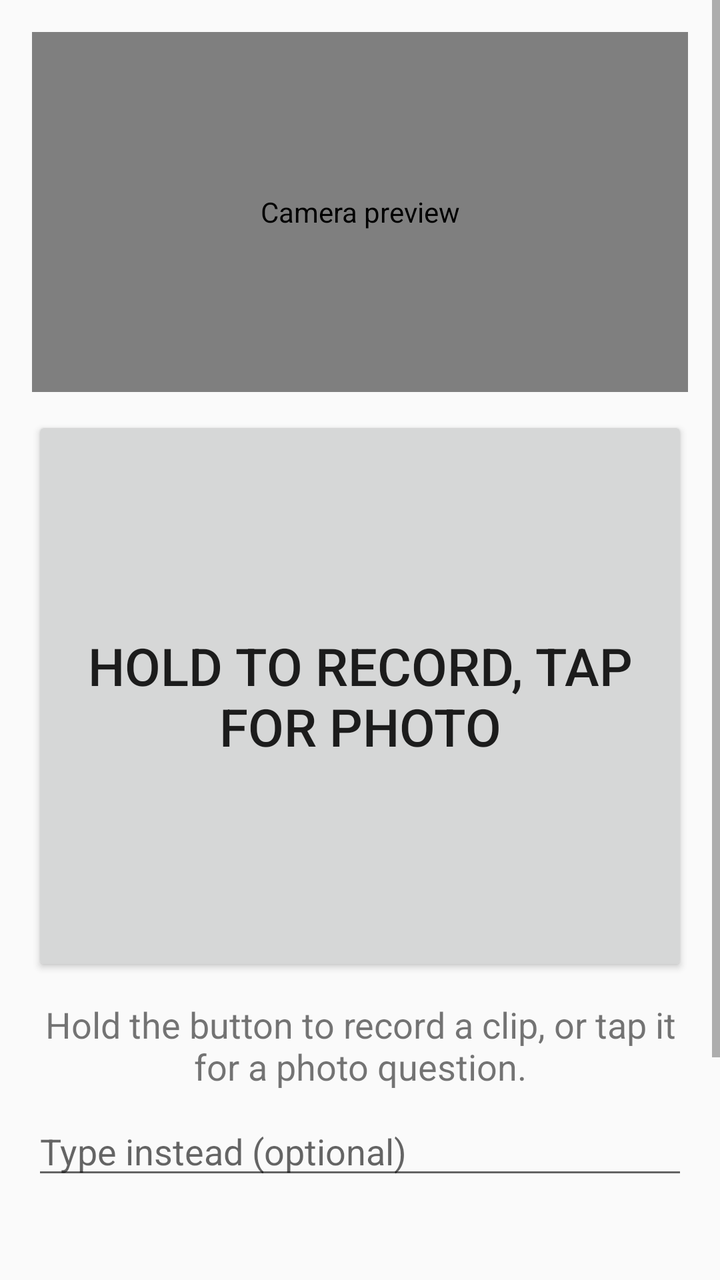
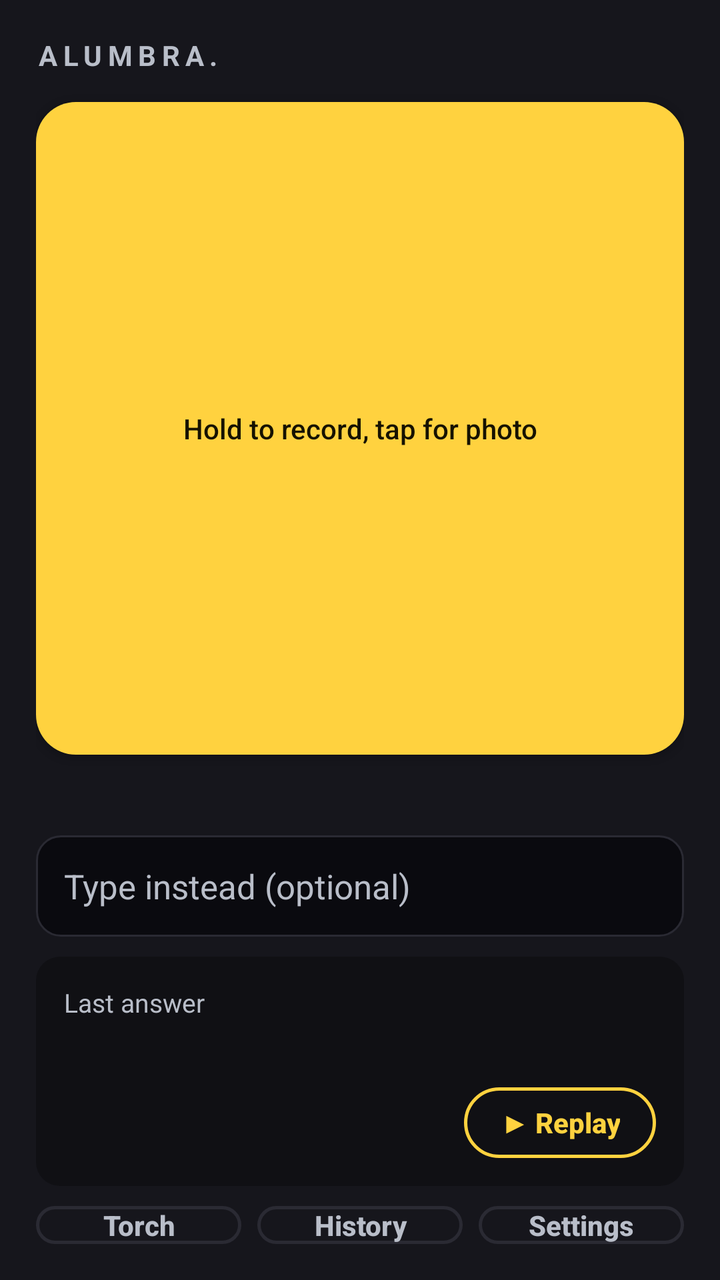

Before-and-after screenshots of an Android layout around one commit, followed by the original layout XML and the change that was made.
<!-- AndroidManifest.xml: application theme Theme.Alumbra -->
<!-- res/layout/activity_main.xml -->
<?xml version="1.0" encoding="utf-8"?>
<FrameLayout xmlns:android="http://schemas.android.com/apk/res/android"
    android:layout_width="match_parent"
    android:layout_height="match_parent">

    <ScrollView
        android:layout_width="match_parent"
        android:layout_height="match_parent"
        android:fillViewport="true">

        <LinearLayout
            android:layout_width="match_parent"
            android:layout_height="wrap_content"
            android:gravity="center_horizontal"
            android:orientation="vertical"
            android:padding="16dp">

            <androidx.camera.view.PreviewView
                android:id="@+id/preview_view"
                android:layout_width="match_parent"
                android:layout_height="180dp"
                android:contentDescription="@string/preview_description" />

            <Button
                android:id="@+id/record_button"
                android:layout_width="match_parent"
                android:layout_height="280dp"
                android:layout_marginTop="12dp"
                android:contentDescription="@string/record_button_description"
                android:text="@string/record_button_label"
                android:textSize="26sp" />

            <TextView
                android:id="@+id/status_text"
                android:layout_width="match_parent"
                android:layout_height="wrap_content"
                android:layout_marginTop="12dp"
                android:accessibilityLiveRegion="polite"
                android:contentDescription="@string/status_description"
                android:text="@string/status_idle"
                android:textAlignment="center"
                android:textSize="18sp" />

            <EditText
                android:id="@+id/type_field"
                android:layout_width="match_parent"
                android:layout_height="wrap_content"
                android:layout_marginTop="8dp"
                android:contentDescription="@string/type_field_description"
                android:hint="@string/type_field_hint"
                android:inputType="text"
                android:textSize="18sp" />

            <TextView
                android:id="@+id/last_answer_text"
                android:layout_width="match_parent"
                android:layout_height="wrap_content"
                android:layout_marginTop="12dp"
                android:textSize="18sp" />

            <LinearLayout
                android:layout_width="match_parent"
                android:layout_height="wrap_content"
                android:layout_marginTop="8dp"
                android:gravity="center"
                android:orientation="horizontal">

                <Button
                    android:id="@+id/replay_button"
                    android:layout_width="0dp"
                    android:layout_height="wrap_content"
                    android:layout_marginEnd="4dp"
                    android:layout_weight="1"
                    android:contentDescription="@string/replay_description"
                    android:text="@string/replay_label" />

                <Button
                    android:id="@+id/torch_button"
                    android:layout_width="0dp"
                    android:layout_height="wrap_content"
                    android:layout_marginStart="4dp"
                    android:layout_marginEnd="4dp"
                    android:layout_weight="1"
                    android:contentDescription="@string/torch_description_off"
                    android:text="@string/torch_label" />

            </LinearLayout>

            <LinearLayout
                android:layout_width="match_parent"
                android:layout_height="wrap_content"
                android:layout_marginTop="8dp"
                android:layout_marginBottom="16dp"
                android:gravity="center"
                android:orientation="horizontal">

                <Button
                    android:id="@+id/history_button"
                    android:layout_width="0dp"
                    android:layout_height="wrap_content"
                    android:layout_marginEnd="4dp"
                    android:layout_weight="1"
                    android:contentDescription="@string/history_description"
                    android:text="@string/history_label" />

                <Button
                    android:id="@+id/settings_button"
                    android:layout_width="0dp"
                    android:layout_height="wrap_content"
                    android:layout_marginStart="4dp"
                    android:layout_weight="1"
                    android:contentDescription="@string/settings_description"
                    android:text="@string/settings_label" />

            </LinearLayout>

        </LinearLayout>
    </ScrollView>

    <LinearLayout
        android:id="@+id/working_overlay"
        android:layout_width="match_parent"
        android:layout_height="match_parent"
        android:background="?android:attr/colorBackground"
        android:gravity="center"
        android:orientation="vertical"
        android:padding="32dp"
        android:visibility="gone">

        <TextView
            android:id="@+id/working_text"
            android:layout_width="wrap_content"
            android:layout_height="wrap_content"
            android:accessibilityLiveRegion="assertive"
            android:contentDescription="@string/working_description"
            android:text="@string/working_label"
            android:textSize="26sp" />

        <Button
            android:id="@+id/cancel_button"
            android:layout_width="match_parent"
            android:layout_height="120dp"
            android:layout_marginTop="24dp"
            android:contentDescription="@string/cancel_description"
            android:text="@string/cancel_label"
            android:textSize="24sp" />

    </LinearLayout>

</FrameLayout>
<!-- resources referenced by this layout -->
<resources>
  <string name="preview_description">Camera preview</string>
  <string name="replay_label">Replay</string>
  <string name="status_idle">Hold the button to record a clip, or tap it for a photo question.</string>
  <style name="Theme.Alumbra" parent="Theme.AppCompat.DayNight.NoActionBar">
          <item name="warningTextColor">#B26A00</item>
      </style>
  <!-- unchanged entries left out for length: 16 -->
</resources>

<!-- the commit's change to res/layout/activity_main.xml (unified diff, before → after) -->
@@ -3,147 +3,204 @@
     android:layout_width="match_parent"
     android:layout_height="match_parent">
 
-    <ScrollView
+    <LinearLayout
         android:layout_width="match_parent"
         android:layout_height="match_parent"
-        android:fillViewport="true">
+        android:orientation="vertical"
+        android:padding="18dp">
+
+        <TextView
+            android:id="@+id/appname_text"
+            android:layout_width="wrap_content"
+            android:layout_height="wrap_content"
+            android:letterSpacing="0.2"
+            android:text="ALUMBRA."
+            android:textColor="@color/alumbra_dim"
+            android:textSize="14sp"
+            android:textStyle="bold" />
+
+        <Button
+            android:id="@+id/record_button"
+            android:layout_width="match_parent"
+            android:layout_height="0dp"
+            android:layout_marginTop="14dp"
+            android:layout_weight="1"
+            android:background="@drawable/ask_button"
+            android:contentDescription="@string/record_button_description"
+            android:padding="16dp"
+            android:text="@string/record_button_label"
+            android:textAllCaps="false"
+            android:textColor="@color/alumbra_amber_ink" />
+
+        <TextView
+            android:id="@+id/status_text"
+            android:layout_width="match_parent"
+            android:layout_height="wrap_content"
+            android:layout_marginTop="10dp"
+            android:accessibilityLiveRegion="polite"
+            android:contentDescription="@string/status_description"
+            android:textAlignment="center"
+            android:textColor="@color/alumbra_dim"
+            android:textSize="15sp" />
+
+        <EditText
+            android:id="@+id/type_field"
+            android:layout_width="match_parent"
+            android:layout_height="wrap_content"
+            android:layout_marginTop="10dp"
+            android:background="@drawable/box_type"
+            android:contentDescription="@string/type_field_description"
+            android:hint="@string/type_field_hint"
+            android:inputType="text"
+            android:padding="14dp"
+            android:textColor="@color/alumbra_ink"
+            android:textColorHint="@color/alumbra_dim"
+            android:textSize="17sp" />
 
         <LinearLayout
-            android:layout_width="match_parent"
-            android:layout_height="wrap_content"
-            android:gravity="center_horizontal"
+            android:id="@+id/lastans_panel"
+            android:layout_width="match_parent"
+            android:layout_height="wrap_content"
+            android:layout_marginTop="10dp"
+            android:background="@drawable/panel"
             android:orientation="vertical"
-            android:padding="16dp">
-
-            <androidx.camera.view.PreviewView
-                android:id="@+id/preview_view"
-                android:layout_width="match_parent"
-                android:layout_height="180dp"
-                android:contentDescription="@string/preview_description" />
-
-            <Button
-                android:id="@+id/record_button"
-                android:layout_width="match_parent"
-                android:layout_height="280dp"
-                android:layout_marginTop="12dp"
-                android:contentDescription="@string/record_button_description"
-                android:text="@string/record_button_label"
-                android:textSize="26sp" />
+            android:padding="14dp">
 
             <TextView
-                android:id="@+id/status_text"
-                android:layout_width="match_parent"
-                android:layout_height="wrap_content"
-                android:layout_marginTop="12dp"
-                android:accessibilityLiveRegion="polite"
-                android:contentDescription="@string/status_description"
-                android:text="@string/status_idle"
-                android:textAlignment="center"
-                android:textSize="18sp" />
-
-            <EditText
-                android:id="@+id/type_field"
-                android:layout_width="match_parent"
-                android:layout_height="wrap_content"
-                android:layout_marginTop="8dp"
-                android:contentDescription="@string/type_field_description"
-                android:hint="@string/type_field_hint"
-                android:inputType="text"
-                android:textSize="18sp" />
+                android:layout_width="wrap_content"
+                android:layout_height="wrap_content"
+                android:text="@string/last_answer_label"
+                android:textColor="@color/alumbra_dim"
+                android:textSize="13sp" />
 
             <TextView
                 android:id="@+id/last_answer_text"
                 android:layout_width="match_parent"
                 android:layout_height="wrap_content"
-                android:layout_marginTop="12dp"
-                android:textSize="18sp" />
-
-            <LinearLayout
-                android:layout_width="match_parent"
-                android:layout_height="wrap_content"
+                android:layout_marginTop="4dp"
+                android:textColor="@color/alumbra_ink"
+                android:textSize="16sp" />
+
+            <Button
+                android:id="@+id/replay_button"
+                android:layout_width="wrap_content"
+                android:layout_height="wrap_content"
+                android:layout_gravity="end"
                 android:layout_marginTop="8dp"
-                android:gravity="center"
-                android:orientation="horizontal">
-
-                <Button
-                    android:id="@+id/replay_button"
-                    android:layout_width="0dp"
-                    android:layout_height="wrap_content"
-                    android:layout_marginEnd="4dp"
-                    android:layout_weight="1"
-                    android:contentDescription="@string/replay_description"
-                    android:text="@string/replay_label" />
-
-                <Button
-                    android:id="@+id/torch_button"
-                    android:layout_width="0dp"
-                    android:layout_height="wrap_content"
-                    android:layout_marginStart="4dp"
-                    android:layout_marginEnd="4dp"
-                    android:layout_weight="1"
-                    android:contentDescription="@string/torch_description_off"
-                    android:text="@string/torch_label" />
-
-            </LinearLayout>
-
-            <LinearLayout
-                android:layout_width="match_parent"
-                android:layout_height="wrap_content"
-                android:layout_marginTop="8dp"
-                android:layout_marginBottom="16dp"
-                android:gravity="center"
-                android:orientation="horizontal">
-
-                <Button
-                    android:id="@+id/history_button"
-                    android:layout_width="0dp"
-                    android:layout_height="wrap_content"
-                    android:layout_marginEnd="4dp"
-                    android:layout_weight="1"
-                    android:contentDescription="@string/history_description"
-                    android:text="@string/history_label" />
-
-                <Button
-                    android:id="@+id/settings_button"
-                    android:layout_width="0dp"
-                    android:layout_height="wrap_content"
-                    android:layout_marginStart="4dp"
-                    android:layout_weight="1"
-                    android:contentDescription="@string/settings_description"
-                    android:text="@string/settings_label" />
-
-            </LinearLayout>
+                android:contentDescription="@string/replay_description"
+                android:minHeight="0dp"
+                android:minWidth="0dp"
+                android:paddingLeft="18dp"
+                android:paddingTop="8dp"
+                android:paddingRight="18dp"
+                android:paddingBottom="8dp"
+                android:text="@string/replay_pill_label"
+                style="@style/Widget.Alumbra.Button.Pill" />
 
         </LinearLayout>
-    </ScrollView>
+
+        <LinearLayout
+            android:layout_width="match_parent"
+            android:layout_height="wrap_content"
+            android:layout_marginTop="10dp"
+            android:gravity="center"
+            android:orientation="horizontal">
+
+            <Button
+                android:id="@+id/torch_button"
+                android:layout_width="0dp"
+                android:layout_height="wrap_content"
+                android:layout_marginEnd="4dp"
+                android:layout_weight="1"
+                android:contentDescription="@string/torch_description_off"
+                android:text="@string/torch_label"
+                style="@style/Widget.Alumbra.Button.Slim" />
+
+            <Button
+                android:id="@+id/history_button"
+                android:layout_width="0dp"
+                android:layout_height="wrap_content"
+                android:layout_marginStart="4dp"
+                android:layout_marginEnd="4dp"
+                android:layout_weight="1"
+                android:contentDescription="@string/history_description"
+                android:text="@string/history_label"
+                style="@style/Widget.Alumbra.Button.Slim" />
+
+            <Button
+                android:id="@+id/settings_button"
+                android:layout_width="0dp"
+                android:layout_height="wrap_content"
+                android:layout_marginStart="4dp"
+                android:layout_weight="1"
+                android:contentDescription="@string/settings_description"
+                android:text="@string/settings_label"
+                style="@style/Widget.Alumbra.Button.Slim" />
+
+        </LinearLayout>
+
+    </LinearLayout>
 
     <LinearLayout
         android:id="@+id/working_overlay"
         android:layout_width="match_parent"
         android:layout_height="match_parent"
         android:background="?android:attr/colorBackground"
-        android:gravity="center"
+        android:gravity="center_horizontal"
         android:orientation="vertical"
         android:padding="32dp"
         android:visibility="gone">
 
+        <Space
+            android:layout_width="match_parent"
+            android:layout_height="0dp"
+            android:layout_weight="1" />
+
+        <TextView
+            android:id="@+id/pulse_view"
+            android:layout_width="110dp"
+            android:layout_height="110dp"
+            android:background="@drawable/ring_pulse"
+            android:gravity="center"
+            android:text="◌"
+            android:textColor="@color/alumbra_amber"
+            android:textSize="34sp" />
+
         <TextView
             android:id="@+id/working_text"
             android:layout_width="wrap_content"
             android:layout_height="wrap_content"
+            android:layout_marginTop="18dp"
             android:accessibilityLiveRegion="assertive"
             android:contentDescription="@string/working_description"
             android:text="@string/working_label"
-            android:textSize="26sp" />
+            android:textColor="@color/alumbra_ink"
+            android:textSize="26sp"
+            android:textStyle="bold" />
+
+        <TextView
+            android:id="@+id/working_sub"
+            android:layout_width="wrap_content"
+            android:layout_height="wrap_content"
+            android:layout_marginTop="10dp"
+            android:text="@string/working_sub"
+            android:textAlignment="center"
+            android:textColor="@color/alumbra_dim"
+            android:textSize="16sp" />
+
+        <Space
+            android:layout_width="match_parent"
+            android:layout_height="0dp"
+            android:layout_weight="2" />
 
         <Button
             android:id="@+id/cancel_button"
             android:layout_width="match_parent"
-            android:layout_height="120dp"
-            android:layout_marginTop="24dp"
+            android:layout_height="wrap_content"
             android:contentDescription="@string/cancel_description"
+            android:minHeight="64dp"
             android:text="@string/cancel_label"
-            android:textSize="24sp" />
+            style="@style/Widget.Alumbra.Button.Outline" />
 
     </LinearLayout>
 
<!-- resource entries referenced after the edit -->
@@ -1,11 +1,86 @@
 <!-- resources referenced by this layout -->
 <resources>
-  <string name="preview_description">Camera preview</string>
-  <string name="replay_label">Replay</string>
-  <string name="status_idle">Hold the button to record a clip, or tap it for a photo question.</string>
+  <color name="alumbra_amber">#FFD23F</color>
+  <color name="alumbra_amber_ink">#161200</color>
+  <color name="alumbra_dim">#B9BEC9</color>
+  <color name="alumbra_ink">#FFFFFF</color>
+  <!-- drawable ask_button (drawable) -->
+  <?xml version="1.0" encoding="utf-8"?>
+  <shape xmlns:android="http://schemas.android.com/apk/res/android" android:shape="rectangle">
+      <solid android:color="@color/alumbra_amber" />
+      <corners android:radius="20dp" />
+  </shape>
+  <!-- drawable box_type (drawable) -->
+  <?xml version="1.0" encoding="utf-8"?>
+  <shape xmlns:android="http://schemas.android.com/apk/res/android" android:shape="rectangle">
+      <solid android:color="#0A0A0F" />
+      <stroke android:width="1dp" android:color="@color/alumbra_line" />
+      <corners android:radius="12dp" />
+  </shape>
+  <!-- drawable panel (drawable) -->
+  <?xml version="1.0" encoding="utf-8"?>
+  <shape xmlns:android="http://schemas.android.com/apk/res/android" android:shape="rectangle">
+      <solid android:color="@color/alumbra_panel" />
+      <corners android:radius="12dp" />
+  </shape>
+  <!-- drawable ring_pulse (drawable) -->
+  <?xml version="1.0" encoding="utf-8"?>
+  <shape xmlns:android="http://schemas.android.com/apk/res/android" android:shape="oval">
+      <solid android:color="@android:color/transparent" />
+      <stroke android:width="6dp" android:color="@color/alumbra_amber" />
+  </shape>
+  <string name="last_answer_label">Last answer</string>
+  <string name="replay_pill_label">▶ Replay</string>
+  <string name="working_sub">Sent. This can take up to a minute — I\'ll speak as soon as I know.</string>
+  <style name="Widget.Alumbra.Button.Outline" parent="Widget.AppCompat.Button">
+          <item name="android:background">@drawable/btn_outline</item>
+          <item name="android:textColor">@color/alumbra_ink</item>
+          <item name="android:textSize">16sp</item>
+          <item name="android:textStyle">bold</item>
+          <item name="android:textAllCaps">false</item>
+      </style>
+  <style name="Widget.Alumbra.Button.Pill" parent="Widget.AppCompat.Button">
+          <item name="android:background">@drawable/btn_pill_amber</item>
+          <item name="android:textColor">@color/alumbra_amber</item>
+          <item name="android:textSize">14sp</item>
+          <item name="android:textStyle">bold</item>
+          <item name="android:textAllCaps">false</item>
+      </style>
+  <style name="Widget.Alumbra.Button.Slim" parent="Widget.AppCompat.Button">
+          <item name="android:background">@drawable/btn_outline</item>
+          <item name="android:textColor">@color/alumbra_dim</item>
+          <item name="android:textSize">14sp</item>
+          <item name="android:textStyle">bold</item>
+          <item name="android:textAllCaps">false</item>
+          <item name="android:minHeight">0dp</item>
+          <item name="android:minWidth">0dp</item>
+      </style>
   <style name="Theme.Alumbra" parent="Theme.AppCompat.DayNight.NoActionBar">
-          <item name="warningTextColor">#B26A00</item>
+          <item name="android:windowBackground">@color/alumbra_soft_bg</item>
+          <item name="android:textColor">@color/alumbra_ink</item>
+          <item name="android:textColorPrimary">@color/alumbra_ink</item>
+          <item name="android:textColorSecondary">@color/alumbra_dim</item>
+          <item name="colorPrimary">@color/alumbra_amber</item>
+          <item name="warningTextColor">@color/alumbra_warn</item>
       </style>
+  <color name="alumbra_line">#2A2A33</color>
+  <color name="alumbra_panel">#101014</color>
+  <!-- drawable btn_outline (drawable) -->
+  <?xml version="1.0" encoding="utf-8"?>
+  <shape xmlns:android="http://schemas.android.com/apk/res/android" android:shape="rectangle">
+      <solid android:color="@android:color/transparent" />
+      <stroke android:width="1.5dp" android:color="@color/alumbra_line" />
+      <corners android:radius="14dp" />
+  </shape>
+  <!-- drawable btn_pill_amber (drawable) -->
+  <?xml version="1.0" encoding="utf-8"?>
+  <shape xmlns:android="http://schemas.android.com/apk/res/android" android:shape="rectangle">
+      <solid android:color="@android:color/transparent" />
+      <stroke android:width="1.5dp" android:color="@color/alumbra_amber" />
+      <corners android:radius="24dp" />
+  </shape>
+  <color name="alumbra_soft_bg">#16161C</color>
+  <color name="alumbra_warn">#FF7847</color>
   <!-- unchanged entries left out for length: 16 -->
 </resources>
 
